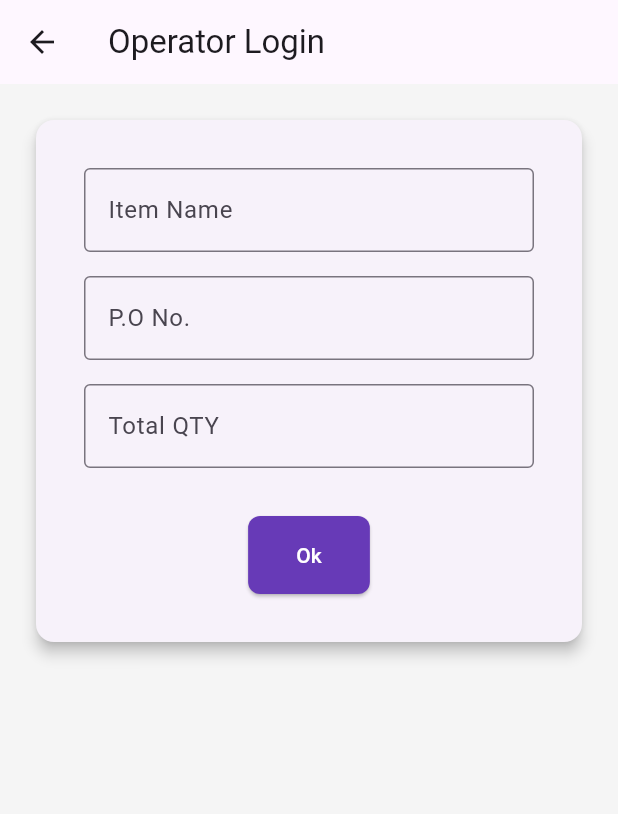
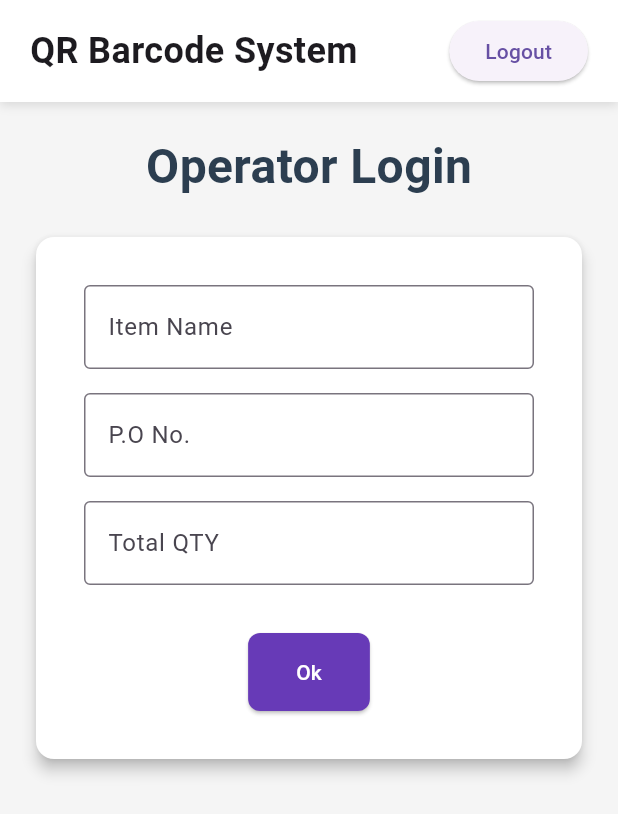
Before and after one commit to ysabellelenon/qrbarcode, a Flutter app: the OperatorLogin screen opened by its route, on a phone screen of 412 x 824 dp. Shown: the top 814 px of the screen. Run offline on Flutter 3.47's test engine with Material 3 defaults, Android fonts, the light colour scheme and no system bars; our stand-ins replace sqflite; accounts and stored records are empty.

Commit message:
Modify UI

```diff
--- a/lib/pages/operator_login.dart
+++ b/lib/pages/operator_login.dart
@@ -42,13 +42,62 @@ class _OperatorLoginState extends State<OperatorLogin> {
   Widget build(BuildContext context) {
     return Scaffold(
       backgroundColor: kBackgroundColor,
-      appBar: AppBar(
-        title: const Text('Operator Login'),
+      body: Column(
+        mainAxisAlignment: MainAxisAlignment.center,
+        children: [
+          // App Bar
+          Container(
+            padding: const EdgeInsets.symmetric(horizontal: 20, vertical: 10),
+            decoration: const BoxDecoration(
+              color: Colors.white,
+              boxShadow: [
+                BoxShadow(
+                  color: Colors.black12,
+                  blurRadius: 5,
+                  offset: Offset(0, 2),
                 ),
-      body: Padding(
+              ],
+            ),
+            child: Row(
+              mainAxisAlignment: MainAxisAlignment.spaceBetween,
+              children: [
+                const Text(
+                  'QR Barcode System',
+                  style: TextStyle(
+                    fontSize: 24,
+                    fontWeight: FontWeight.bold,
+                  ),
+                ),
+                ElevatedButton(
+                  onPressed: () => Navigator.of(context).pushReplacementNamed('/login'),
+                  child: const Text('Logout'),
+                ),
+              ],
+            ),
+          ),
+
+          // Main Content
+          Expanded(
+            child: SingleChildScrollView(
               padding: const EdgeInsets.all(20),
-        child: Card(
+              child: Center(
+                child: Container(
+                  constraints: const BoxConstraints(maxWidth: 600),
+                  child: Column(
+                    mainAxisAlignment: MainAxisAlignment.center,
+                    children: [
+                      const Text(
+                        'Operator Login',
+                        style: TextStyle(
+                          fontSize: 32,
+                          fontWeight: FontWeight.bold,
+                          color: Color(0xFF2C3E50),
+                        ),
+                      ),
+                      const SizedBox(height: 20),
+                      Card(
                         elevation: 4,
+                        color: Colors.white,
                         shape: RoundedRectangleBorder(
                           borderRadius: BorderRadius.circular(12),
                         ),
@@ -107,6 +156,13 @@ class _OperatorLoginState extends State<OperatorLogin> {
                           ),
                         ),
                       ),
+                    ],
+                  ),
+                ),
+              ),
+            ),
+          ),
+        ],
       ),
     );
   }
```
Lines whose indentation alone changed are shown as unchanged.
